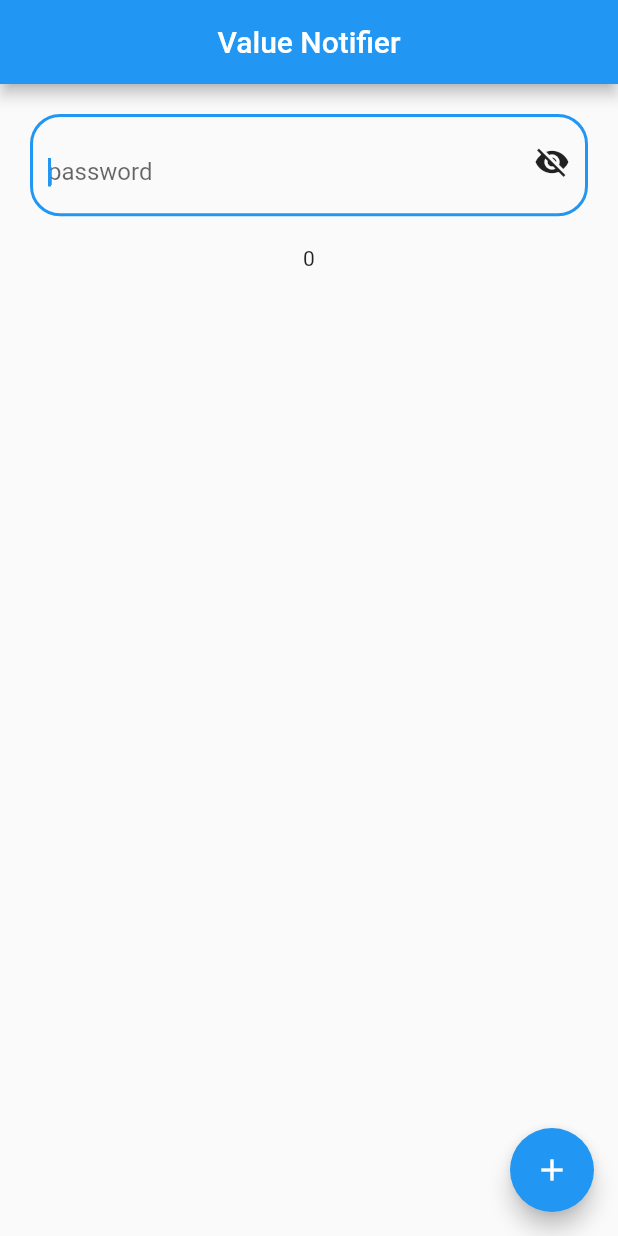
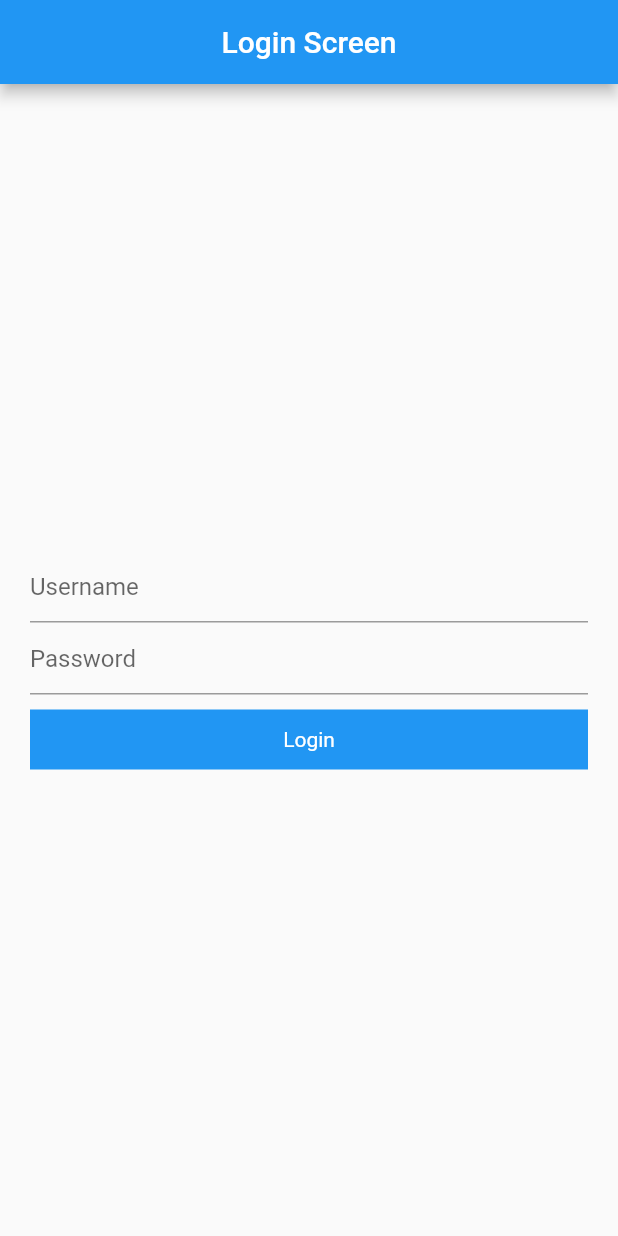
Before and after one commit to Tolulope05/Provider_MVVM_state_mgt, a Flutter app: the screen it shows after launch, on a phone screen of 412 x 824 dp. Run offline on Flutter 3.47's test engine with Material 2 defaults, Android fonts, the phone set to English and light mode, and no system bars.

Commit message:
successfully im plemented a login rest api using provider

```diff
--- a/lib/main.dart
+++ b/lib/main.dart
@@ -1,5 +1,6 @@
 import 'package:flutter/material.dart';
-import 'package:flutter_provider_mvvm_state_mgt/screens/value_notifier/value_notifier_screen.dart';
+import 'package:flutter_provider_mvvm_state_mgt/provider/auth_provider.dart';
+import 'package:flutter_provider_mvvm_state_mgt/screens/login_rest_api/login_screen.dart';
 import './provider/color_provider.dart';
 import './provider/theme_change_provider.dart';
 import './provider/count_provider.dart';
@@ -26,6 +27,7 @@
         ChangeNotifierProvider<ThemeChangeProvider>(
           create: (_) => ThemeChangeProvider(),
         ),
+        ChangeNotifierProvider<AuthProvider>(create: (_) => AuthProvider())
       ],
       child: Builder(builder: (context) {
         final themeChanger = Provider.of<ThemeChangeProvider>(context);
@@ -41,7 +43,7 @@
               appBarTheme: const AppBarTheme(
                 backgroundColor: Colors.green,
               )),
-          home: ValueNotifierScreen(),
+          home: LoginScreen(),
         );
       }),
     );
--- /dev/null
+++ b/lib/screens/login_rest_api/login_screen.dart
@@ -0,0 +1,77 @@
+import 'package:flutter/material.dart';
+import 'package:flutter_provider_mvvm_state_mgt/provider/auth_provider.dart';
+import 'package:flutter_provider_mvvm_state_mgt/screens/login_rest_api/home_page.dart';
+import 'package:provider/provider.dart';
+
+class LoginScreen extends StatelessWidget {
+  LoginScreen({Key? key}) : super(key: key);
+
+  TextEditingController _usernameController = TextEditingController();
+  TextEditingController _passwordController = TextEditingController();
+
+  @override
+  Widget build(BuildContext context) {
+    final authProvider = Provider.of<AuthProvider>(context);
+    return Scaffold(
+      appBar: AppBar(
+        centerTitle: true,
+        title: const Text("Login Screen"),
+      ),
+      body: Padding(
+        padding: const EdgeInsets.all(20.0),
+        child: Column(
+          mainAxisAlignment: MainAxisAlignment.center,
+          crossAxisAlignment: CrossAxisAlignment.center,
+          children: [
+            TextFormField(
+              controller: _usernameController,
+              decoration: const InputDecoration(hintText: "Username"),
+            ),
+            TextFormField(
+              controller: _passwordController,
+              decoration: const InputDecoration(hintText: "Password"),
+            ),
+            const SizedBox(height: 10),
+            InkWell(
+              onTap: () {
+                authProvider
+                    .login(
+                  _usernameController.text,
+                  _passwordController.text,
+                )
+                    .then((value) {
+                  ScaffoldMessenger.of(context).showSnackBar(
+                    SnackBar(
+                      content: Container(
+                        child: Text(value["token"] ?? "Error"),
+                      ),
+                    ),
+                  );
+                  if (value["token"] != null) {
+                    Navigator.of(context).pushReplacement(
+                        MaterialPageRoute(builder: (context) => HomePage()));
+                  }
+                });
+              },
+              child: Container(
+                height: 40,
+                width: double.maxFinite,
+                decoration: const BoxDecoration(color: Colors.blue),
+                child: Center(
+                  child: authProvider.isLoading
+                      ? const CircularProgressIndicator(
+                          color: Colors.white,
+                        )
+                      : const Text(
+                          "Login",
+                          style: TextStyle(color: Colors.white),
+                        ),
+                ),
+              ),
+            ),
+          ],
+        ),
+      ),
+    );
+  }
+}
--- a/pubspec.yaml
+++ b/pubspec.yaml
@@ -12,10 +12,10 @@ dependencies:
   cupertino_icons: ^1.0.2
   flutter:
     sdk: flutter
+  http: ^0.13.5
   provider: ^6.0.3
 
 dev_dependencies:
-
   flutter_lints: ^2.0.0
   flutter_test:
     sdk: flutter
```
Also changed, not shown: lib/provider/auth_provider.dart (added, +40 -0 lines), lib/screens/login_rest_api/home_page.dart (added, +17 -0 lines), pubspec.lock.
